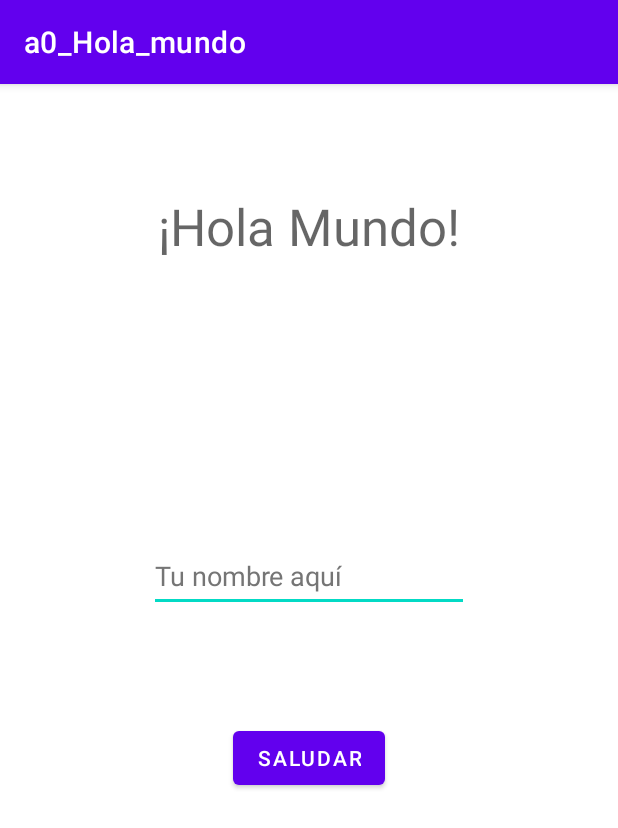
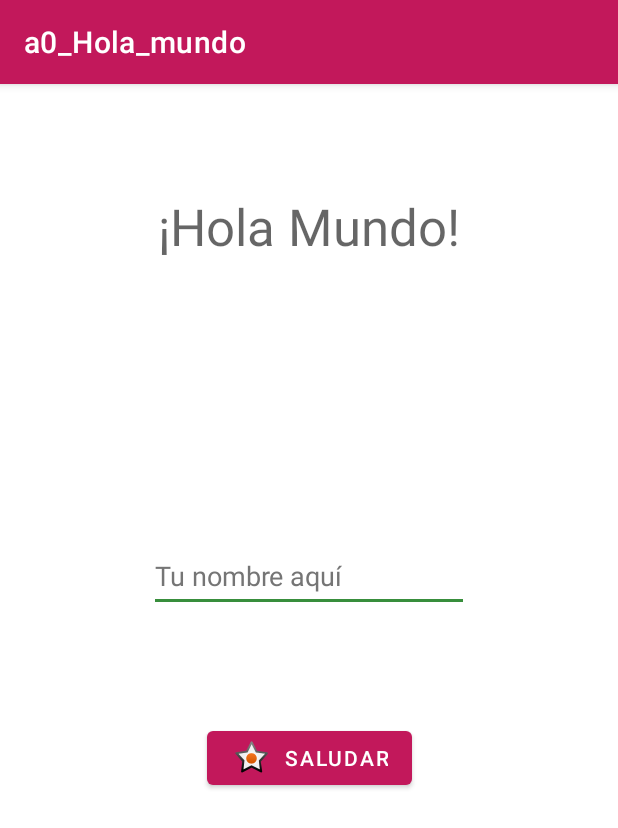
Before and after one commit to AndreaI77/AndroidStudio, an Android app: the screen it shows after launch (MainActivity), on a phone screen of 412 x 824 dp. Shown: the top 828 px of the screen. Run offline under Robolectric (Android 15) with nearby library versions, the phone set to English and light mode, and no system bars.

Commit message:
eliminado zip

```diff
--- a/a0_Hola_mundo/app/src/main/res/layout/activity_main.xml
+++ b/a0_Hola_mundo/app/src/main/res/layout/activity_main.xml
@@ -50,6 +50,9 @@
         android:layout_width="wrap_content"
         android:layout_height="wrap_content"
         android:text="@string/txt_boton"
+        app:icon="@android:drawable/star_on"
+        app:iconGravity="textStart"
+        app:iconTintMode="multiply"
         app:layout_constraintBottom_toBottomOf="parent"
         app:layout_constraintEnd_toEndOf="@id/et_saludo"
         app:layout_constraintStart_toStartOf="@id/et_saludo"
--- a/a0_Hola_mundo/app/src/main/res/values-night/themes.xml
+++ b/a0_Hola_mundo/app/src/main/res/values-night/themes.xml
@@ -2,13 +2,13 @@
     <!-- Base application theme. -->
     <style name="Theme.A0_Hola_mundo" parent="Theme.MaterialComponents.DayNight.DarkActionBar">
         <!-- Primary brand color. -->
-        <item name="colorPrimary">@color/purple_200</item>
-        <item name="colorPrimaryVariant">@color/purple_700</item>
-        <item name="colorOnPrimary">@color/black</item>
+        <item name="colorPrimary">@color/primaryColor</item>
+        <item name="colorPrimaryVariant">@color/primaryDarkColor</item>
+        <item name="colorOnPrimary">@color/primaryTextColor</item>
         <!-- Secondary brand color. -->
-        <item name="colorSecondary">@color/teal_200</item>
-        <item name="colorSecondaryVariant">@color/teal_200</item>
-        <item name="colorOnSecondary">@color/black</item>
+        <item name="colorSecondary">@color/secondaryColor</item>
+        <item name="colorSecondaryVariant">@color/secondaryDarkColor</item>
+        <item name="colorOnSecondary">@color/secondaryTextColor</item>
         <!-- Status bar color. -->
         <item name="android:statusBarColor">?attr/colorPrimaryVariant</item>
         <!-- Customize your theme here. -->
--- a/a0_Hola_mundo/app/src/main/res/values/colors.xml
+++ b/a0_Hola_mundo/app/src/main/res/values/colors.xml
@@ -7,4 +7,15 @@
     <color name="teal_700">#FF018786</color>
     <color name="black">#FF000000</color>
     <color name="white">#FFFFFFFF</color>
+
+    <!--colores nuevos-->
+
+    <color name="primaryColor">#c2185b</color>
+    <color name="primaryLightColor">#fa5788</color>
+    <color name="primaryDarkColor">#8c0032</color>
+    <color name="secondaryColor">#388e3c</color>
+    <color name="secondaryLightColor">#6abf69</color>
+    <color name="secondaryDarkColor">#00600f</color>
+    <color name="primaryTextColor">#ffffff</color>
+    <color name="secondaryTextColor">#000000</color>
 </resources>
--- a/a0_Hola_mundo/app/src/main/res/values/themes.xml
+++ b/a0_Hola_mundo/app/src/main/res/values/themes.xml
@@ -2,13 +2,13 @@
     <!-- Base application theme. -->
     <style name="Theme.A0_Hola_mundo" parent="Theme.MaterialComponents.DayNight.DarkActionBar">
         <!-- Primary brand color. -->
-        <item name="colorPrimary">@color/purple_500</item>
-        <item name="colorPrimaryVariant">@color/purple_700</item>
-        <item name="colorOnPrimary">@color/white</item>
+        <item name="colorPrimary">@color/primaryColor</item>
+        <item name="colorPrimaryVariant">@color/primaryDarkColor</item>
+        <item name="colorOnPrimary">@color/primaryTextColor</item>
         <!-- Secondary brand color. -->
-        <item name="colorSecondary">@color/teal_200</item>
-        <item name="colorSecondaryVariant">@color/teal_700</item>
-        <item name="colorOnSecondary">@color/black</item>
+        <item name="colorSecondary">@color/secondaryColor</item>
+        <item name="colorSecondaryVariant">@color/secondaryDarkColor</item>
+        <item name="colorOnSecondary">@color/secondaryTextColor</item>
         <!-- Status bar color. -->
         <item name="android:statusBarColor">?attr/colorPrimaryVariant</item>
         <!-- Customize your theme here. -->
```
Also changed, not shown: 1 other file.
